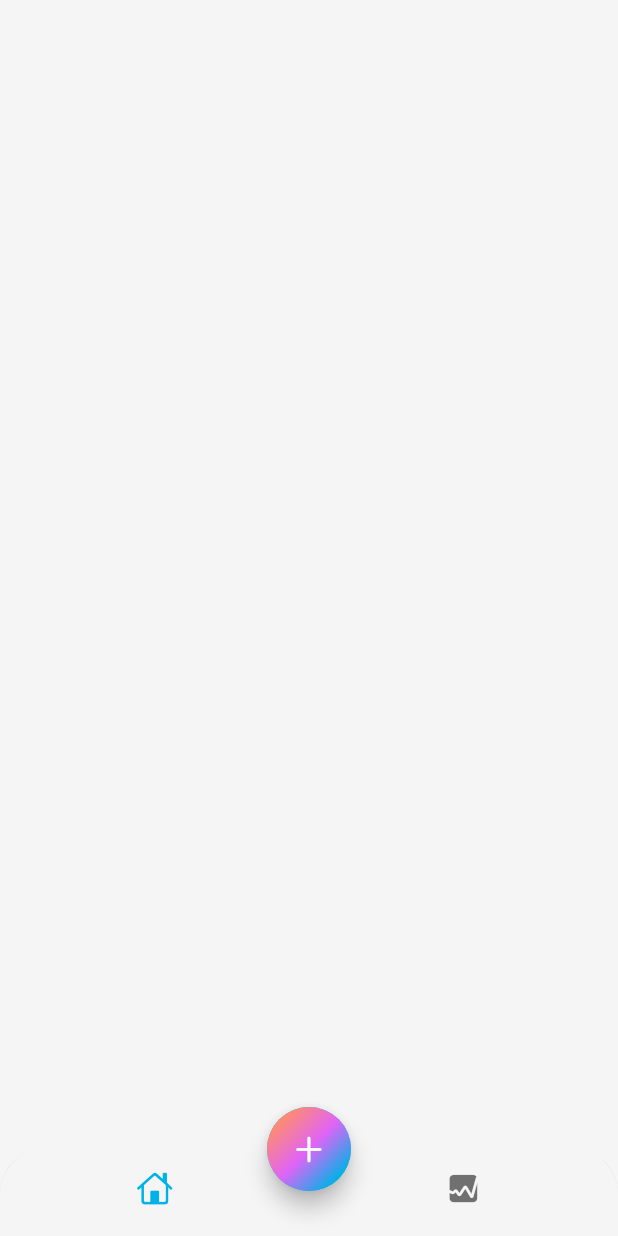
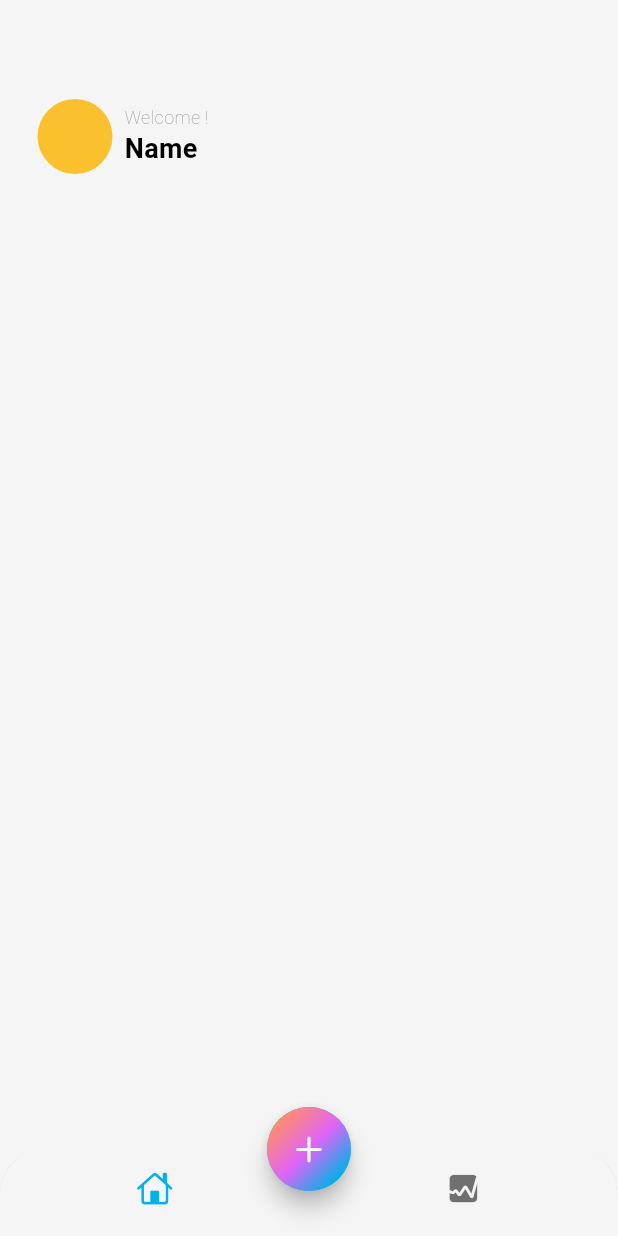
Before and after one commit to sachinsebastian1212/flutter_expense_tracker_romain_girou, a Flutter app: the screen it shows after launch, on a phone screen of 412 x 824 dp. Run offline on Flutter 3.47's test engine with Material 3 defaults, Android fonts, the light colour scheme and no system bars.

Commit message:
starting with mainScreen

```diff
--- a/lib/app_view.dart
+++ b/lib/app_view.dart
@@ -15,10 +15,11 @@ class MyAppView extends StatelessWidget {
           onSurface: Colors.black,
           primary: const Color(0xFF00B2E7),
           secondary: const Color(0xFFE064F7),
-          tertiary: const Color(0xFFFF8D6C)
+          tertiary: const Color(0xFFFF8D6C),
+          outline: Colors.grey
         ),
       ),
-      home: HomeScreen(),
+      home: const HomeScreen(),
     );
   }
 }
--- a/lib/screens/home/views/home_screen.dart
+++ b/lib/screens/home/views/home_screen.dart
@@ -2,6 +2,7 @@ import 'dart:math';
 
 import 'package:flutter/cupertino.dart';
 import 'package:flutter/material.dart';
+import 'package:flutter_expense_tracker_romain_girou/screens/home/views/main_screen.dart';
 
 class HomeScreen extends StatelessWidget {
   const HomeScreen({super.key});
@@ -42,6 +43,7 @@ class HomeScreen extends StatelessWidget {
 
             child: const Icon(CupertinoIcons.add)),
       ),
+      body: const MainScreen(),
     );
   }
 }
--- /dev/null
+++ b/lib/screens/home/views/main_screen.dart
@@ -0,0 +1,46 @@
+import 'package:flutter/material.dart';
+
+class MainScreen extends StatelessWidget {
+  const MainScreen({super.key});
+
+  @override
+  Widget build(BuildContext context) {
+    return Padding(
+      padding: const EdgeInsets.symmetric(horizontal: 25.0, vertical: 10),
+      child: Column(
+        children: [
+          Row(
+            children: [
+              Container(
+                height: 50,
+                width: 50,
+                decoration: BoxDecoration(
+                    shape: BoxShape.circle, color: Colors.yellow[700]),
+              ),
+              const SizedBox(width: 8),
+              Column(
+                crossAxisAlignment: CrossAxisAlignment.start,
+                children: [
+                  Text(
+                    'Welcome !',
+                    style: TextStyle(
+                        fontSize: 12,
+                        fontWeight: FontWeight.w200,
+                        color: Theme.of(context).colorScheme.outline),
+                  ),
+                  Text(
+                    'Name',
+                    style: TextStyle(
+                        fontSize: 18,
+                        fontWeight: FontWeight.bold,
+                        color: Theme.of(context).colorScheme.onSurface),
+                  ),
+                ],
+              )
+            ],
+          )
+        ],
+      ),
+    );
+  }
+}
```
